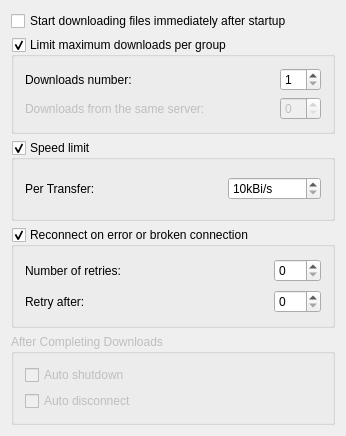
Old version of the form conf/dlgnetwork.ui in the repository KDE/kget.
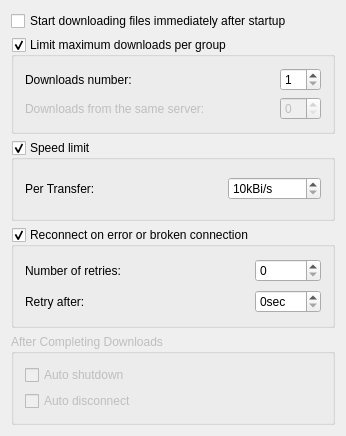
New version of the form.

Commit message: Show time-format for connection-delay

Patch:
```diff
--- a/conf/dlgnetwork.ui
+++ b/conf/dlgnetwork.ui
@@ -176,7 +176,7 @@
       <item row="1" column="2" >
        <widget class="QSpinBox" name="kcfg_ReconnectDelay" >
         <property name="suffix" >
-         <string/>
+         <string>sec</string>
         </property>
         <property name="maximum" >
          <number>100</number>
```
